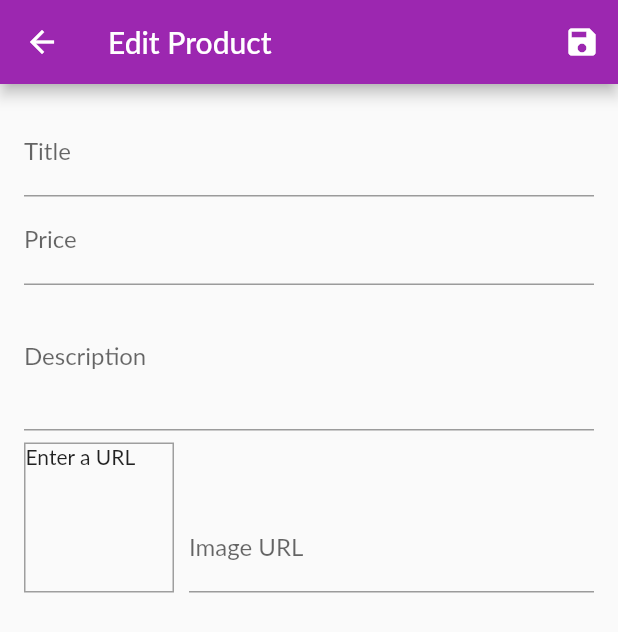
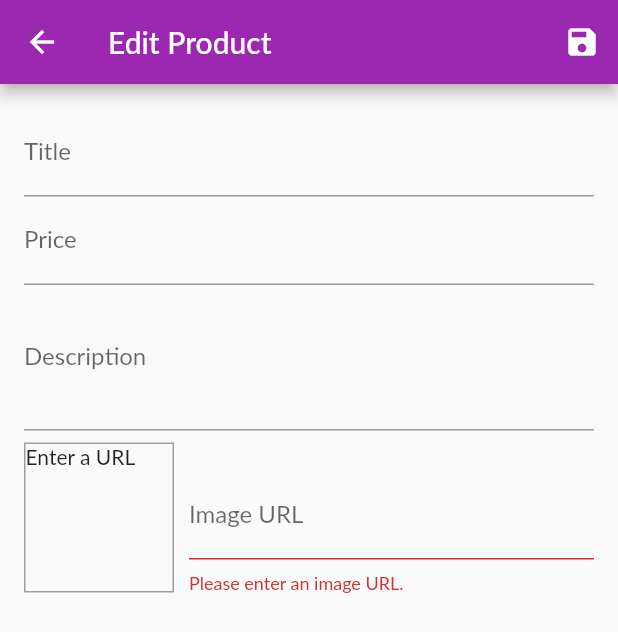
Before and after one commit to ai-rayhan/Cartopia, a Flutter app: the EditProductScreen screen opened by its route, after a tap on the "save" icon, on a phone screen of 412 x 824 dp. Shown: the top 632 px of the screen. Run offline on Flutter 3.47's test engine with Material 2 defaults, Android fonts, the phone set to English and light mode, and no system bars; Roboto replaces fonts that are missing (Lato).

Commit message:
add & delete Product

```diff
--- a/lib/screens/admin_product_screen.dart
+++ b/lib/screens/admin_product_screen.dart
@@ -39,6 +39,7 @@ class UserProductsScreen extends StatelessWidget {
               UserProductItem(
                 productsData.items[i].title,
                 productsData.items[i].imageUrl,
+                productsData.items[i].id,
               ),
               const Divider(),
             ],
--- a/lib/screens/edit_products_screen.dart
+++ b/lib/screens/edit_products_screen.dart
@@ -51,18 +51,18 @@
 //     }
 //   }
 
-//   _saveForm() {
-//     print(editedProduct.imageUrl);
-//     print(editedProduct.description);
-//     print(editedProduct.title);
-//     Provider.of<Products>(context, listen: false).addProduct(editedProduct);
-//     final isValid = _formKey.currentState?.validate();
-//     if (!isValid!) {
-//       return;
-//     }
-//     _formKey.currentState?.save();
-//     //  Navigator.pop(context);
+// _saveForm() {
+//   print(editedProduct.imageUrl);
+//   print(editedProduct.description);
+//   print(editedProduct.title);
+//   Provider.of<Products>(context, listen: false).addProduct(editedProduct);
+//   final isValid = _formKey.currentState?.validate();
+//   if (!isValid!) {
+//     return;
 //   }
+//   _formKey.currentState?.save();
+//   //  Navigator.pop(context);
+// }
 
 //   @override
 //   Widget build(BuildContext context) {
@@ -238,13 +238,15 @@
 //   }
 // }
 import 'package:flutter/material.dart';
+import 'package:provider/provider.dart';
 
+import '../Provider/Products.dart';
 import '../Provider/product.dart';
-
-
 
 class EditProductScreen extends StatefulWidget {
   static const routeName = '/edit-product';
+
+  const EditProductScreen({super.key});
 
   @override
   _EditProductScreenState createState() => _EditProductScreenState();
@@ -282,26 +284,39 @@ class _EditProductScreenState extends State<EditProductScreen> {
 
   void _updateImageUrl() {
     if (!_imageUrlFocusNode.hasFocus) {
+      if ((!_imageUrlController.text.startsWith('http') &&
+              !_imageUrlController.text.startsWith('https')) ||
+          (!_imageUrlController.text.endsWith('.png') &&
+              !_imageUrlController.text.endsWith('.jpg') &&
+              !_imageUrlController.text.endsWith('.jpeg'))) {
+        return;
+      }
       setState(() {});
     }
   }
 
   void _saveForm() {
+    final isValid = _form.currentState!.validate();
+    if (!isValid) {
+      return;
+    }
     _form.currentState!.save();
-    print(_editedProduct.title);
-    print(_editedProduct.description);
-    print(_editedProduct.price);
-    print(_editedProduct.imageUrl);
+    // print(_editedProduct.title);
+    // print(_editedProduct.description);
+    // print(_editedProduct.price);
+    // print(_editedProduct.imageUrl);
+    Provider.of<Products>(context, listen: false).addProduct(_editedProduct);
+    Navigator.pop(context);
   }
 
   @override
   Widget build(BuildContext context) {
     return Scaffold(
       appBar: AppBar(
-        title: Text('Edit Product'),
+        title: const Text('Edit Product'),
         actions: <Widget>[
           IconButton(
-            icon: Icon(Icons.save),
+            icon: const Icon(Icons.save),
             onPressed: _saveForm,
           ),
         ],
@@ -313,7 +328,7 @@ class _EditProductScreenState extends State<EditProductScreen> {
           child: ListView(
             children: <Widget>[
               TextFormField(
-                decoration: InputDecoration(labelText: 'Title'),
+                decoration: const InputDecoration(labelText: 'Title'),
                 textInputAction: TextInputAction.next,
                 onFieldSubmitted: (_) {
                   FocusScope.of(context).requestFocus(_priceFocusNode);
@@ -329,7 +344,7 @@ class _EditProductScreenState extends State<EditProductScreen> {
                 },
               ),
               TextFormField(
-                decoration: InputDecoration(labelText: 'Price'),
+                decoration: const InputDecoration(labelText: 'Price'),
                 textInputAction: TextInputAction.next,
                 keyboardType: TextInputType.number,
                 focusNode: _priceFocusNode,
@@ -347,7 +362,7 @@ class _EditProductScreenState extends State<EditProductScreen> {
                 },
               ),
               TextFormField(
-                decoration: InputDecoration(labelText: 'Description'),
+                decoration: const InputDecoration(labelText: 'Description'),
                 maxLines: 3,
                 keyboardType: TextInputType.multiline,
                 focusNode: _descriptionFocusNode,
@@ -367,7 +382,7 @@ class _EditProductScreenState extends State<EditProductScreen> {
                   Container(
                     width: 100,
                     height: 100,
-                    margin: EdgeInsets.only(
+                    margin: const EdgeInsets.only(
                       top: 8,
                       right: 10,
                     ),
@@ -378,7 +393,7 @@ class _EditProductScreenState extends State<EditProductScreen> {
                       ),
                     ),
                     child: _imageUrlController.text.isEmpty
-                        ? Text('Enter a URL')
+                        ? const Text('Enter a URL')
                         : FittedBox(
                             child: Image.network(
                               _imageUrlController.text,
@@ -388,7 +403,7 @@ class _EditProductScreenState extends State<EditProductScreen> {
                   ),
                   Expanded(
                     child: TextFormField(
-                      decoration: InputDecoration(labelText: 'Image URL'),
+                      decoration: const InputDecoration(labelText: 'Image URL'),
                       keyboardType: TextInputType.url,
                       textInputAction: TextInputAction.done,
                       controller: _imageUrlController,
@@ -405,6 +420,21 @@ class _EditProductScreenState extends State<EditProductScreen> {
                           id: '',
                         );
                       },
+                      validator: (value) {
+                        if (value!.isEmpty) {
+                          return 'Please enter an image URL.';
+                        }
+                        if (!value.startsWith('http') &&
+                            !value.startsWith('https')) {
+                          return 'Please enter a valid URL.';
+                        }
+                        if (!value.endsWith('.png') &&
+                            !value.endsWith('.jpg') &&
+                            !value.endsWith('.jpeg')) {
+                          return 'Please enter a valid image URL.';
+                        }
+                        return null;
+                      },
                     ),
                   ),
                 ],
```
Also changed, not shown: lib/widgets/admin_product_item.dart (+10 -5 lines).
